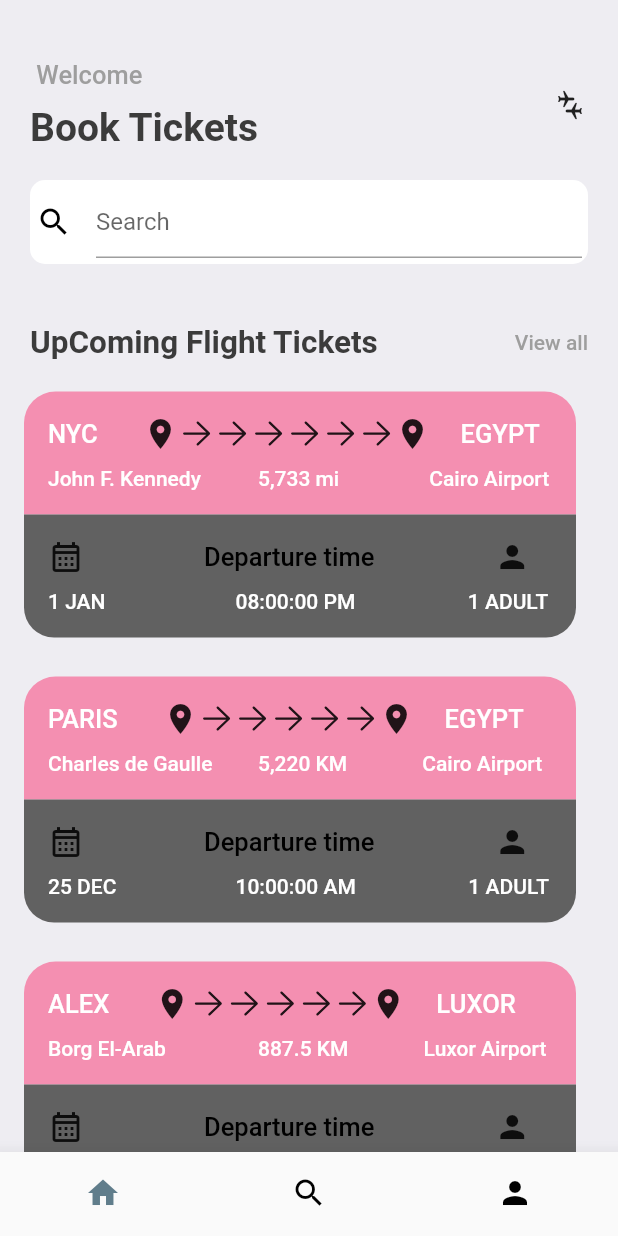
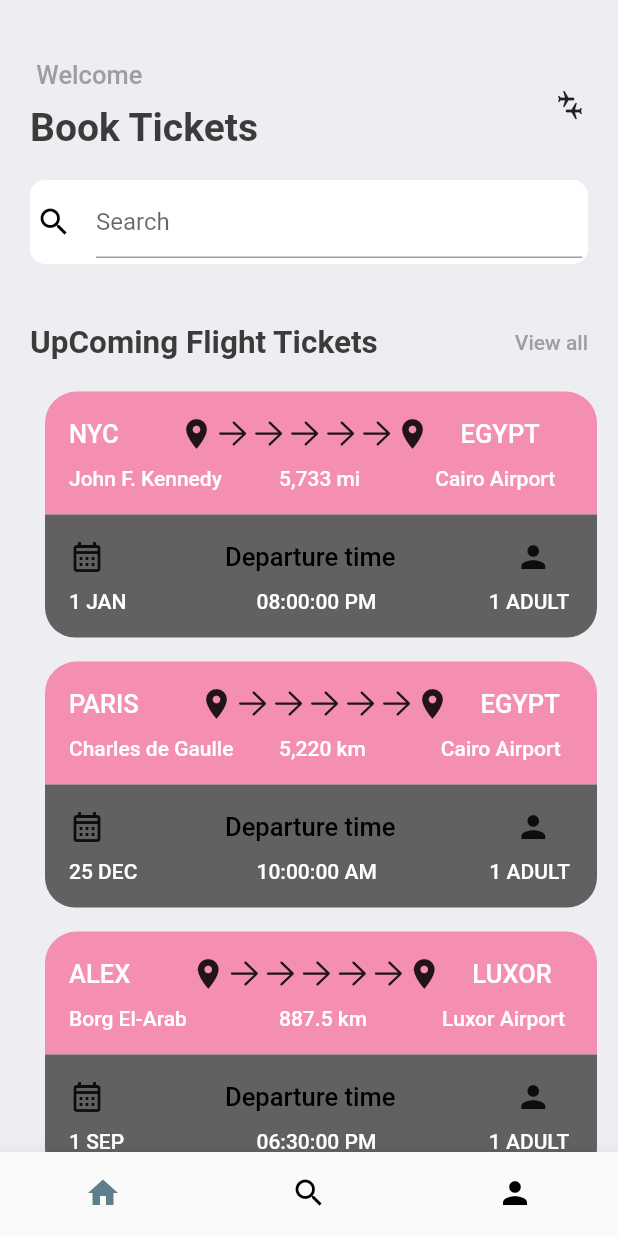
Before and after one commit to YasmineRaef/ticket_reserving, a Flutter app: the screen it shows after launch, on a phone screen of 412 x 824 dp. Run offline on Flutter 3.47's test engine with Material 2 defaults, Android fonts, the phone set to English and light mode, and no system bars; our stand-ins replace fluentui_icons, gap.

```diff
--- a/lib/Screens/ticketview1.dart
+++ /dev/null
@@ -1,83 +0,0 @@
-import 'package:first_app/utils/appstyles.dart';
-import 'package:fluentui_icons/fluentui_icons.dart';
-import 'package:flutter/cupertino.dart';
-import 'package:flutter/material.dart';
-import 'package:gap/gap.dart';
-
-class TicketView extends StatelessWidget {
-  const TicketView({Key? key}): super(key: key);
-
-  @override
-  Widget build(BuildContext context) {
-    return  SizedBox(
-      width: 384,height: 170,
-      child: Container(
-        margin: const EdgeInsets.only(left: 16),
-        child:  Column(
-          children: [
-           Container(
-             decoration: BoxDecoration(
-               color: Colors.pink.shade200,
-               borderRadius: const BorderRadius.only(topLeft: Radius.circular(21),
-               topRight: Radius.circular(21)),
-             ),
-             padding: const EdgeInsets.all(16),
-             child:  Column(
-               children: [
-                 Row(
-                   children: [
-                     Text("NYC",style: Edits.headLine3.copyWith(color: Colors.white),),
-                     const Gap(30), const Icon(Icons.place),
-                     const Icon(FluentSystemIcons.ic_fluent_arrow_right_regular),
-                     const Icon(FluentSystemIcons.ic_fluent_arrow_right_regular),
-                     const Icon(FluentSystemIcons.ic_fluent_arrow_right_regular),
-                     const Icon(FluentSystemIcons.ic_fluent_arrow_right_regular),
-                     const Icon(FluentSystemIcons.ic_fluent_arrow_right_regular),
-                     const Icon(FluentSystemIcons.ic_fluent_arrow_right_regular),
-                     const Icon(Icons.place),const Gap(20),
-                     Text("EGYPT",style: Edits.headLine3.copyWith(color: Colors.white),),
-                   ],
-                 ),
-                 const Gap(10),
-                 Row(
-                   children: [
-                     SizedBox(width: 140,child: Text("John F. Kennedy",style: Edits.headLine4.copyWith(color: Colors.white),),),
-                     Text("5,733 mi",style: Edits.headLine4.copyWith(color: Colors.white),),const Gap(60),
-                     Text("Cairo Airport",style: Edits.headLine4.copyWith(color: Colors.white),),
-                   ],
-                 ),
-               ],
-             ),
-           ),//Showing Blue part of ticket ;)
-            Container(
-              decoration: BoxDecoration(
-                color: Colors.grey.shade700,borderRadius: const BorderRadius.only(bottomLeft: Radius.elliptical(20, 20),
-                  bottomRight: Radius.elliptical(20, 20))
-              ),
-              padding: const EdgeInsets.all(16),
-              child:  Column(
-                children: [
-                  Row(
-                    children: [
-                      const Icon(Icons.calendar_month_outlined),const Gap(80),
-                      Text("Departure time",style: Edits.headLine3.copyWith(color: Colors.black),),const Gap(80),
-                      Icon(Icons.person),
-                    ],
-                  ),
-                  const Gap(10),
-                  Row(
-                    children: [
-                    SizedBox(width: 125,child: Text("1 JAN",style: Edits.headLine4.copyWith(color: Colors.white),),),
-                    Text("08:00:00 PM",style: Edits.headLine4.copyWith(color: Colors.white),),const Gap(75),
-                      Text("1 ADULT",style: Edits.headLine4.copyWith(color: Colors.white),),
-                    ],
-                  )
-                ],
-              ),
-              ),
-          ],
-        ),
-      ),
-    );
-  }
-}
--- a/lib/Screens/ticketview3.dart
+++ /dev/null
@@ -1,82 +0,0 @@
-import 'package:first_app/utils/appstyles.dart';
-import 'package:fluentui_icons/fluentui_icons.dart';
-import 'package:flutter/cupertino.dart';
-import 'package:flutter/material.dart';
-import 'package:gap/gap.dart';
-
-class TicketView3 extends StatelessWidget {
-  const TicketView3 ({Key? key}): super(key: key);
-
-  @override
-  Widget build(BuildContext context) {
-    return  SizedBox(
-      width: 384,height: 170,
-      child: Container(
-        margin: const EdgeInsets.only(left: 16),
-        child:  Column(
-          children: [
-            Container(
-              decoration: BoxDecoration(
-                color: Colors.pink.shade200,
-                borderRadius: const BorderRadius.only(topLeft: Radius.circular(21),
-                    topRight: Radius.circular(21)),
-              ),
-              padding: const EdgeInsets.all(16),
-              child:  Column(
-                children: [
-                  Row(
-                    children: [
-                      Text("ALEX",style: Edits.headLine3.copyWith(color: Colors.white),),
-                      const Gap(30), const Icon(Icons.place),
-                      const Icon(FluentSystemIcons.ic_fluent_arrow_right_regular),
-                      const Icon(FluentSystemIcons.ic_fluent_arrow_right_regular),
-                      const Icon(FluentSystemIcons.ic_fluent_arrow_right_regular),
-                      const Icon(FluentSystemIcons.ic_fluent_arrow_right_regular),
-                      const Icon(FluentSystemIcons.ic_fluent_arrow_right_regular),
-                      const Icon(Icons.place),const Gap(20),
-                      Text("LUXOR",style: Edits.headLine3.copyWith(color: Colors.white),),
-                    ],
-                  ),
-                  const Gap(10),
-                  Row(
-                    children: [
-                      SizedBox(width: 140,child: Text("Borg El-Arab",style: Edits.headLine4.copyWith(color: Colors.white),),),
-                      Text("887.5 KM",style: Edits.headLine4.copyWith(color: Colors.white),),const Gap(50),
-                      Text("Luxor Airport",style: Edits.headLine4.copyWith(color: Colors.white),),
-                    ],
-                  ),
-                ],
-              ),
-            ),
-            Container(
-              decoration: BoxDecoration(
-                  color: Colors.grey.shade700,borderRadius: const BorderRadius.only(bottomLeft: Radius.elliptical(20, 20),
-                  bottomRight: Radius.elliptical(20, 20))
-              ),
-              padding: const EdgeInsets.all(16),
-              child:  Column(
-                children: [
-                  Row(
-                    children: [
-                      const Icon(Icons.calendar_month_outlined),const Gap(80),
-                      Text("Departure time",style: Edits.headLine3.copyWith(color: Colors.black),),const Gap(80),
-                      Icon(Icons.person),
-                    ],
-                  ),
-                  const Gap(10),
-                  Row(
-                    children: [
-                      SizedBox(width: 125,child: Text("1 SEP",style: Edits.headLine4.copyWith(color: Colors.white),),),
-                      Text("06:30:00 PM",style: Edits.headLine4.copyWith(color: Colors.white),),const Gap(75),
-                      Text("1 ADULT",style: Edits.headLine4.copyWith(color: Colors.white),),
-                    ],
-                  )
-                ],
-              ),
-            ),
-          ],
-        ),
-      ),
-    );
-  }
-}
--- /dev/null
+++ b/lib/app/app.dart
@@ -0,0 +1,20 @@
+import 'package:flutter/cupertino.dart';
+import 'package:flutter/material.dart';
+import '../presentation/bottom_bar.dart';
+import '../utils/appstyles.dart';
+
+class MyApp extends StatelessWidget {
+  const MyApp({Key? key}) : super(key: key);
+
+  @override
+  Widget build(BuildContext context) {
+    return MaterialApp(
+      debugShowCheckedModeBanner: false,
+      title: 'Flutter Demo',
+      theme: ThemeData(
+        primaryColor: primary,
+      ),
+      home: const BottomBar(),
+    );
+  }
+}
--- a/lib/main.dart
+++ b/lib/main.dart
@@ -1,23 +1,7 @@
 import 'package:first_app/utils/appstyles.dart';
 import 'package:flutter/material.dart';
-import 'Screens/bottom_bar.dart';
+import 'app/app.dart';
 
 void main() {
   runApp(const MyApp());
 }
-
-class MyApp extends StatelessWidget {
-  const MyApp({Key? key}) : super(key: key);
-
-  @override
-  Widget build(BuildContext context) {
-    return MaterialApp(
-      debugShowCheckedModeBanner: false,
-      title: 'Flutter Demo',
-      theme: ThemeData(
-        primaryColor: primary,
-      ),
-      home: const BottomBar(),
-    );
-  }
-}
--- a/lib/Screens/Home_screen.dart
+++ b/lib/presentation/Home_screen.dart
@@ -1,7 +1,6 @@
-import 'package:first_app/Screens/ticketview1.dart';
-import 'package:first_app/Screens/ticketview2.dart';
-import 'package:first_app/Screens/ticketview3.dart';
+
 import 'package:first_app/utils/appstyles.dart';
+import 'package:first_app/widgets/ticket_view.dart';
 import 'package:flutter/cupertino.dart';
 import 'package:flutter/material.dart';
 import 'package:flutter/rendering.dart';
@@ -85,28 +84,18 @@ class HomeScreen extends StatelessWidget {
           Container(
             child: const Column(
               children: [
-                Row(
-                  children: [
-                    TicketView(),
-                  ],
-                ),
-                Gap(20),
-                Row(
-                  children: [
-                    TicketView2(),
-                  ],
-                ),
-                Gap(20),
-                Row(
-                  children: [
-                    TicketView3(),
-                  ],
-                ),
-              ],
-            ),
+                  TicketView(Departure_Airport: 'John F. Kennedy', Arrival_Airport:'Cairo Airport' , Departure_City: 'NYC', Arrival_City: 'EGYPT', Distance: '5,733 mi', Date: '1 JAN', Departure_Time: '08:00:00 PM', Passengers_No: '1 ADULT'),
+                 Gap(10),
+                TicketView(Departure_Airport: 'Charles de Gaulle', Arrival_Airport: 'Cairo Airport', Departure_City: 'PARIS', Arrival_City: 'EGYPT', Distance: '5,220 km', Date: '25 DEC', Departure_Time: '10:00:00 AM', Passengers_No: '1 ADULT'),
+                 Gap(10),
+                TicketView(Departure_Airport: 'Borg El-Arab', Arrival_Airport: 'Luxor Airport', Departure_City: 'ALEX', Arrival_City: 'LUXOR', Distance: '887.5 km', Date: '1 SEP', Departure_Time: '06:30:00 PM', Passengers_No: '1 ADULT'),
+                ],
           ),
-        ],
       ),
+    ],
+    ),
     );
   }
 }
+//String departure_airport ,arrival_airport,departure_city,
+// arrival_city,distance,date,departure_time,passengers_no;
--- a/lib/Screens/ticketview2.dart
+++ b/lib/widgets/ticket_view.dart
@@ -1,19 +1,20 @@
+
 import 'package:first_app/utils/appstyles.dart';
 import 'package:fluentui_icons/fluentui_icons.dart';
 import 'package:flutter/cupertino.dart';
 import 'package:flutter/material.dart';
 import 'package:gap/gap.dart';
-
-class TicketView2 extends StatelessWidget {
-  const TicketView2 ({Key? key}): super(key: key);
+class TicketView extends StatelessWidget {
+ final String Departure_Airport ,Arrival_Airport,Departure_City,Arrival_City,Distance,Date,Departure_Time,Passengers_No;
+   const TicketView({Key? key,  required this.Departure_Airport, required this.Arrival_Airport, required this.Departure_City, required this.Arrival_City, required this.Distance, required this.Date, required this.Departure_Time, required this.Passengers_No}): super(key: key);
 
   @override
   Widget build(BuildContext context) {
-    return  SizedBox(
+    return SizedBox(
       width: 384,height: 170,
       child: Container(
         margin: const EdgeInsets.only(left: 16),
-        child:  Column(
+        child: Column(
           children: [
             Container(
               decoration: BoxDecoration(
@@ -22,27 +23,23 @@ class TicketView2 extends StatelessWidget {
                     topRight: Radius.circular(21)),
               ),
               padding: const EdgeInsets.all(16),
-              child:  Column(
+              child: Column(
                 children: [
                   Row(
                     children: [
-                      Text("PARIS",style: Edits.headLine3.copyWith(color: Colors.white),),
-                      const Gap(30), const Icon(Icons.place),
-                      const Icon(FluentSystemIcons.ic_fluent_arrow_right_regular),
-                      const Icon(FluentSystemIcons.ic_fluent_arrow_right_regular),
-                      const Icon(FluentSystemIcons.ic_fluent_arrow_right_regular),
-                      const Icon(FluentSystemIcons.ic_fluent_arrow_right_regular),
-                      const Icon(FluentSystemIcons.ic_fluent_arrow_right_regular),
+                      Text(Departure_City,style: Edits.headLine3.copyWith(color: Colors.white),),
+                      const Gap(40), const Icon(Icons.place),
+                      for (int i=0;i<5;i++)const Icon(FluentSystemIcons.ic_fluent_arrow_right_regular),
                       const Icon(Icons.place),const Gap(20),
-                      Text("EGYPT",style: Edits.headLine3.copyWith(color: Colors.white),),
+                      Text(Arrival_City,style: Edits.headLine3.copyWith(color: Colors.white),),
                     ],
                   ),
                   const Gap(10),
                   Row(
                     children: [
-                      SizedBox(width: 140,child: Text("Charles de Gaulle",style: Edits.headLine4.copyWith(color: Colors.white),),),
-                      Text("5,220 KM",style: Edits.headLine4.copyWith(color: Colors.white),),const Gap(50),
-                      Text("Cairo Airport",style: Edits.headLine4.copyWith(color: Colors.white),),
+                      SizedBox(width: 140,child: Text(Departure_Airport,style: Edits.headLine4.copyWith(color: Colors.white),),),
+                      Text(Distance,style: Edits.headLine4.copyWith(color: Colors.white),),const Gap(50),
+                      Text(Arrival_Airport,style: Edits.headLine4.copyWith(color: Colors.white),),
                     ],
                   ),
                 ],
@@ -54,21 +51,21 @@ class TicketView2 extends StatelessWidget {
                   bottomRight: Radius.elliptical(20, 20))
               ),
               padding: const EdgeInsets.all(16),
-              child:  Column(
+              child: Column(
                 children: [
                   Row(
                     children: [
                       const Icon(Icons.calendar_month_outlined),const Gap(80),
                       Text("Departure time",style: Edits.headLine3.copyWith(color: Colors.black),),const Gap(80),
-                      Icon(Icons.person),
+                      const Icon(Icons.person),
                     ],
                   ),
                   const Gap(10),
                   Row(
                     children: [
-                      SizedBox(width: 125,child: Text("25 DEC",style: Edits.headLine4.copyWith(color: Colors.white),),),
-                      Text("10:00:00 AM",style: Edits.headLine4.copyWith(color: Colors.white),),const Gap(75),
-                      Text("1 ADULT",style: Edits.headLine4.copyWith(color: Colors.white),),
+                      SizedBox(width: 125,child: Text(Date,style: Edits.headLine4.copyWith(color: Colors.white),),),
+                      Text(Departure_Time,style: Edits.headLine4.copyWith(color: Colors.white),),const Gap(75),
+                      Text(Passengers_No,style: Edits.headLine4.copyWith(color: Colors.white),),
                     ],
                   )
                 ],
```
Also changed, not shown: lib/presentation/bottom_bar.dart (renamed from lib/Screens/bottom_bar.dart, +5 -3 lines), lib/presentation/profile.dart (renamed from lib/Screens/profile.dart), lib/presentation/search_screen.dart (renamed from lib/Screens/search_screen.dart), 1 other file.
